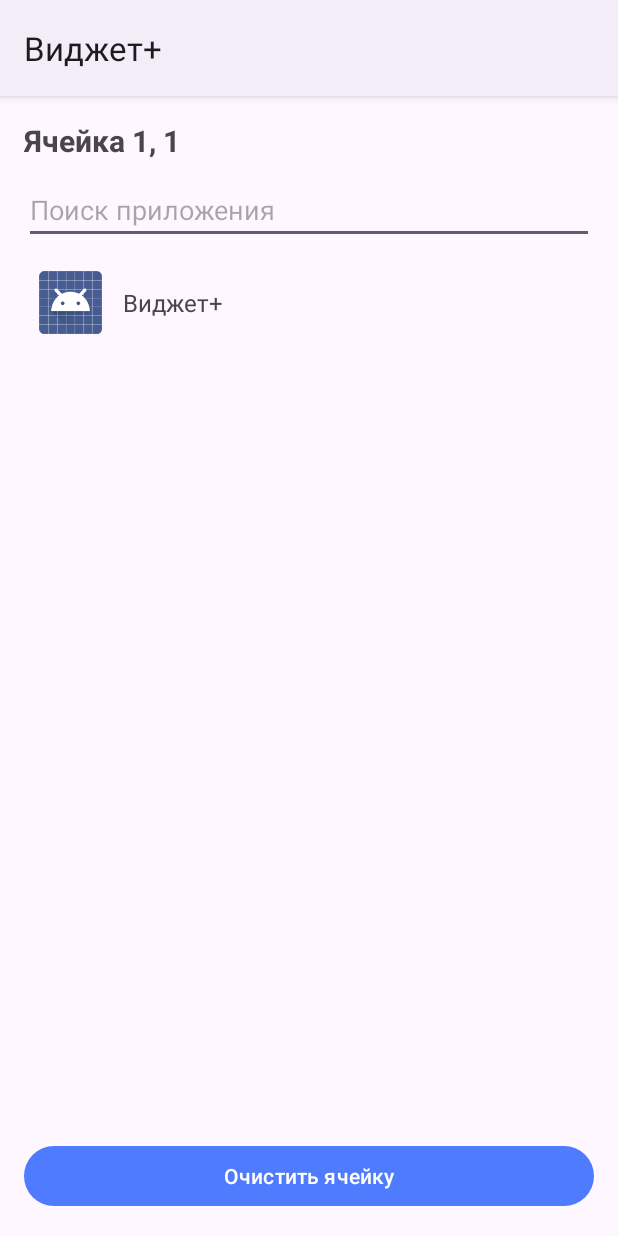
After one commit to PavelChekalin/widgetcraft, an Android app: the CellEditorActivity screen opened directly, with no data from a screen before it, on a phone screen of 412 x 824 dp. The commit adds this screen. Run offline under Robolectric (Android 15) with nearby library versions, the phone set to English and light mode, and no system bars.

Commit message:
Каталог приложений с родными иконками, запуск по тапу

```diff
--- a/app/build.gradle.kts
+++ b/app/build.gradle.kts
@@ -45,4 +45,5 @@ dependencies {
     implementation("com.google.android.material:material:1.11.0")
     implementation("androidx.constraintlayout:constraintlayout:2.1.4")
     implementation("androidx.activity:activity-ktx:1.8.2")
+    implementation("androidx.recyclerview:recyclerview:1.3.2")
 }
--- a/app/src/main/AndroidManifest.xml
+++ b/app/src/main/AndroidManifest.xml
@@ -16,6 +16,10 @@
                 <category android:name="android.intent.category.LAUNCHER" />
             </intent-filter>
         </activity>
+
+        <activity
+            android:name=".CellEditorActivity"
+            android:exported="false" />
 
         <activity
             android:name=".WidgetConfigActivity"
--- /dev/null
+++ b/app/src/main/java/com/pavel/widgetplus/AppCatalog.kt
@@ -0,0 +1,90 @@
+package com.pavel.widgetplus
+
+import android.content.ComponentName
+import android.content.Context
+import android.content.Intent
+import android.content.pm.PackageManager
+import android.content.pm.ResolveInfo
+import android.graphics.Bitmap
+import android.graphics.Canvas
+import android.graphics.drawable.AdaptiveIconDrawable
+import android.graphics.drawable.Drawable
+
+/**
+ * Список установленных приложений, которые можно запустить с рабочего стола.
+ * Иконки берём родные: через PackageManager, без интернета.
+ */
+class AppCatalog(private val context: Context) {
+
+    data class AppEntry(
+        val label: String,
+        val packageName: String,
+        val activityName: String,
+        val icon: Drawable?
+    ) {
+        val component: ComponentName get() = ComponentName(packageName, activityName)
+    }
+
+    private val iconCache = HashMap<String, Bitmap>()
+
+    fun load(): List<AppEntry> {
+        val manager = context.packageManager
+        val intent = Intent(Intent.ACTION_MAIN).addCategory(Intent.CATEGORY_LAUNCHER)
+        val resolved: List<ResolveInfo> = manager.queryIntentActivities(intent, 0)
+
+        return resolved
+            .map { info ->
+                val packageName = info.activityInfo.packageName
+                val activityName = info.activityInfo.name
+                AppEntry(
+                    label = info.loadLabel(manager).toString(),
+                    packageName = packageName,
+                    activityName = activityName,
+                    icon = runCatching { info.loadIcon(manager) }.getOrNull()
+                )
+            }
+            .filter { it.label.isNotBlank() }
+            .sortedBy { it.label.lowercase() }
+    }
+
+    /** Bitmap родной иконки приложения, уменьшенный до sizePx. */
+    fun appIconBitmap(packageName: String, activityName: String, sizePx: Int): Bitmap? {
+        val key = "$packageName/$activityName@$sizePx"
+        iconCache[key]?.let { return it }
+
+        val manager = context.packageManager
+        val drawable = runCatching {
+            manager.getActivityIcon(ComponentName(packageName, activityName))
+        }.getOrNull() ?: return null
+
+        val bitmap = drawableToBitmap(drawable, sizePx)
+        iconCache[key] = bitmap
+        return bitmap
+    }
+
+    /** Адаптивные иконки рисуем в «безопасной зоне», иначе края обрезаются. */
+    private fun drawableToBitmap(drawable: Drawable, sizePx: Int): Bitmap {
+        val bitmap = Bitmap.createBitmap(sizePx, sizePx, Bitmap.Config.ARGB_8888)
+        val canvas = Canvas(bitmap)
+        if (drawable is AdaptiveIconDrawable) {
+            val inset = (sizePx * 0.12f).toInt()
+            drawable.setBounds(inset, inset, sizePx - inset, sizePx - inset)
+        } else {
+            drawable.setBounds(0, 0, sizePx, sizePx)
+        }
+        drawable.draw(canvas)
+        return bitmap
+    }
+
+    companion object {
+        fun launcherIntent(packageName: String, activityName: String): Intent =
+            Intent(Intent.ACTION_MAIN)
+                .addCategory(Intent.CATEGORY_LAUNCHER)
+                .setComponent(ComponentName(packageName, activityName))
+                .addFlags(Intent.FLAG_ACTIVITY_NEW_TASK or Intent.FLAG_ACTIVITY_RESET_TASK_IF_NEEDED)
+
+        fun isInstalled(context: Context, packageName: String): Boolean = runCatching {
+            context.packageManager.getPackageInfo(packageName, 0)
+        }.isSuccess
+    }
+}
--- /dev/null
+++ b/app/src/main/java/com/pavel/widgetplus/CellEditorActivity.kt
@@ -0,0 +1,132 @@
+package com.pavel.widgetplus
+
+import android.appwidget.AppWidgetManager
+import android.content.Intent
+import android.os.Bundle
+import android.text.Editable
+import android.text.TextWatcher
+import android.view.LayoutInflater
+import android.view.View
+import android.view.ViewGroup
+import android.widget.Button
+import android.widget.EditText
+import android.widget.ImageView
+import android.widget.TextView
+import androidx.appcompat.app.AppCompatActivity
+import androidx.recyclerview.widget.DiffUtil
+import androidx.recyclerview.widget.LinearLayoutManager
+import androidx.recyclerview.widget.ListAdapter
+import androidx.recyclerview.widget.RecyclerView
+
+/**
+ * Выбор содержимого ячейки: пока только приложение и «пусто».
+ * Ссылки и команды добавятся отдельными вкладками позже.
+ */
+class CellEditorActivity : AppCompatActivity() {
+
+    private val store by lazy { ConfigStore(this) }
+    private lateinit var adapter: AppAdapter
+
+    private var widgetId = AppWidgetManager.INVALID_APPWIDGET_ID
+    private var slot = 0
+
+    override fun onCreate(savedInstanceState: Bundle?) {
+        super.onCreate(savedInstanceState)
+        setContentView(R.layout.activity_cell_editor)
+
+        widgetId = intent.getIntExtra(AppWidgetManager.EXTRA_APPWIDGET_ID, AppWidgetManager.INVALID_APPWIDGET_ID)
+        slot = intent.getIntExtra(EXTRA_SLOT, 0)
+        val row = intent.getIntExtra(EXTRA_ROW, 1)
+        val col = intent.getIntExtra(EXTRA_COL, 1)
+
+        findViewById<TextView>(R.id.tvCellTitle).text = getString(R.string.cell_title, row, col)
+
+        val apps = AppCatalog(this).load()
+        adapter = AppAdapter { entry -> chooseApp(entry) }
+
+        findViewById<RecyclerView>(R.id.rvApps).apply {
+            layoutManager = LinearLayoutManager(this@CellEditorActivity)
+            adapter = this@CellEditorActivity.adapter
+        }
+        adapter.submitList(apps)
+
+        findViewById<EditText>(R.id.etSearch).addTextChangedListener(object : TextWatcher {
+            override fun beforeTextChanged(s: CharSequence?, start: Int, count: Int, after: Int) = Unit
+            override fun onTextChanged(s: CharSequence?, start: Int, before: Int, count: Int) = Unit
+            override fun afterTextChanged(s: Editable?) {
+                val query = s?.toString()?.trim()?.lowercase().orEmpty()
+                adapter.submitList(
+                    if (query.isEmpty()) apps else apps.filter { it.label.lowercase().contains(query) }
+                )
+            }
+        })
+
+        findViewById<Button>(R.id.btnClearCell).setOnClickListener { clearCell() }
+    }
+
+    private fun chooseApp(entry: AppCatalog.AppEntry) {
+        val config = store.load(widgetId) ?: return
+        config.put(
+            CellConfig(
+                index = slot,
+                type = "app",
+                label = entry.label,
+                icon = null,
+                color = 0xFFFFFFFF.toInt(),
+                pkg = entry.packageName,
+                extra = entry.activityName
+            )
+        )
+        store.save(widgetId, config)
+        CraftWidgetProvider.updateWidget(this, widgetId)
+        setResult(RESULT_OK)
+        finish()
+    }
+
+    private fun clearCell() {
+        val config = store.load(widgetId) ?: return
+        config.removeAt(slot)
+        store.save(widgetId, config)
+        CraftWidgetProvider.updateWidget(this, widgetId)
+        setResult(RESULT_OK)
+        finish()
+    }
+
+    companion object {
+        const val EXTRA_SLOT = "slot"
+        const val EXTRA_ROW = "row"
+        const val EXTRA_COL = "col"
+    }
+}
+
+private class AppAdapter(
+    private val onClick: (AppCatalog.AppEntry) -> Unit
+) : ListAdapter<AppCatalog.AppEntry, AppAdapter.Holder>(DIFF) {
+
+    class Holder(view: View) : RecyclerView.ViewHolder(view) {
+        val icon: ImageView = view.findViewById(R.id.appIcon)
+        val label: TextView = view.findViewById(R.id.appLabel)
+    }
+
+    override fun onCreateViewHolder(parent: ViewGroup, viewType: Int): Holder {
+        val view = LayoutInflater.from(parent.context).inflate(R.layout.item_app, parent, false)
+        return Holder(view)
+    }
+
+    override fun onBindViewHolder(holder: Holder, position: Int) {
+        val entry = getItem(position)
+        holder.label.text = entry.label
+        holder.icon.setImageDrawable(entry.icon)
+        holder.itemView.setOnClickListener { onClick(entry) }
+    }
+
+    companion object {
+        private val DIFF = object : DiffUtil.ItemCallback<AppCatalog.AppEntry>() {
+            override fun areItemsTheSame(oldItem: AppCatalog.AppEntry, newItem: AppCatalog.AppEntry): Boolean =
+                oldItem.packageName == newItem.packageName && oldItem.activityName == newItem.activityName
+
+            override fun areContentsTheSame(oldItem: AppCatalog.AppEntry, newItem: AppCatalog.AppEntry): Boolean =
+                oldItem == newItem
+        }
+    }
+}
--- /dev/null
+++ b/app/src/main/res/layout/activity_cell_editor.xml
@@ -0,0 +1,37 @@
+<?xml version="1.0" encoding="utf-8"?>
+<LinearLayout xmlns:android="http://schemas.android.com/apk/res/android"
+    android:layout_width="match_parent"
+    android:layout_height="match_parent"
+    android:orientation="vertical"
+    android:padding="16dp">
+
+    <TextView
+        android:id="@+id/tvCellTitle"
+        android:layout_width="match_parent"
+        android:layout_height="wrap_content"
+        android:textSize="20sp"
+        android:textStyle="bold" />
+
+    <EditText
+        android:id="@+id/etSearch"
+        android:layout_width="match_parent"
+        android:layout_height="wrap_content"
+        android:layout_marginTop="10dp"
+        android:hint="@string/search_app"
+        android:inputType="text"
+        android:maxLines="1" />
+
+    <androidx.recyclerview.widget.RecyclerView
+        android:id="@+id/rvApps"
+        android:layout_width="match_parent"
+        android:layout_height="0dp"
+        android:layout_marginTop="8dp"
+        android:layout_weight="1" />
+
+    <Button
+        android:id="@+id/btnClearCell"
+        android:layout_width="match_parent"
+        android:layout_height="wrap_content"
+        android:text="@string/cell_clear" />
+
+</LinearLayout>
--- /dev/null
+++ b/app/src/main/res/layout/item_app.xml
@@ -0,0 +1,26 @@
+<?xml version="1.0" encoding="utf-8"?>
+<LinearLayout xmlns:android="http://schemas.android.com/apk/res/android"
+    android:layout_width="match_parent"
+    android:layout_height="wrap_content"
+    android:background="?android:attr/selectableItemBackground"
+    android:gravity="center_vertical"
+    android:orientation="horizontal"
+    android:padding="10dp">
+
+    <ImageView
+        android:id="@+id/appIcon"
+        android:layout_width="42dp"
+        android:layout_height="42dp"
+        android:scaleType="fitCenter" />
+
+    <TextView
+        android:id="@+id/appLabel"
+        android:layout_width="0dp"
+        android:layout_height="wrap_content"
+        android:layout_marginStart="14dp"
+        android:layout_weight="1"
+        android:maxLines="1"
+        android:ellipsize="end"
+        android:textSize="16sp" />
+
+</LinearLayout>
--- a/app/src/main/res/values/strings.xml
+++ b/app/src/main/res/values/strings.xml
@@ -20,4 +20,7 @@
     <string name="widget_item">Виджет #%1$d — %2$d×%3$d, кнопок: %4$d</string>
     <string name="configure">Настроить</string>
     <string name="cell_tap">Ячейка %1$d, %2$d</string>
+    <string name="cell_title">Ячейка %1$d, %2$d</string>
+    <string name="search_app">Поиск приложения</string>
+    <string name="cell_clear">Очистить ячейку</string>
 </resources>
```
Also changed, not shown: app/src/main/java/com/pavel/widgetplus/WidgetConfigActivity.kt (+42 -11 lines), app/src/main/java/com/pavel/widgetplus/WidgetRenderer.kt (+33 -8 lines), 7 other files.
